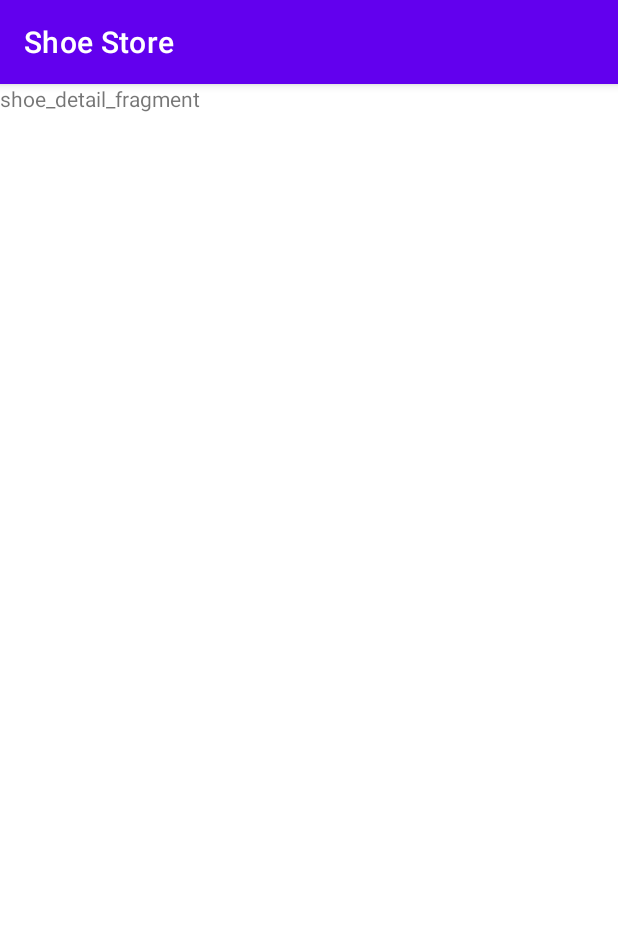
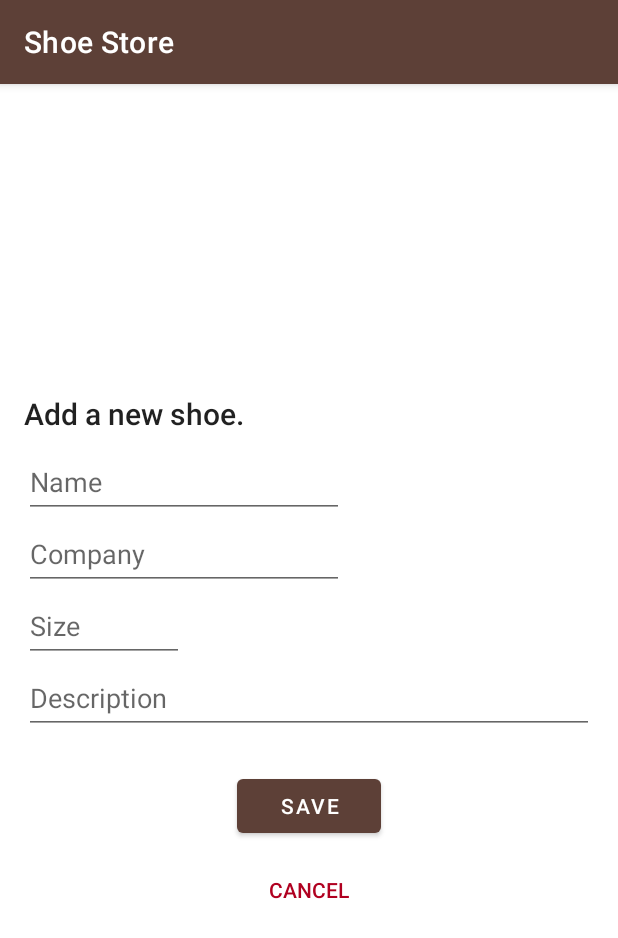
Before and after one commit to abdel-17/shoe-store, an Android app: the ShoeDetailFragment screen opened through its navigation route, on a phone screen of 412 x 824 dp. Shown: the top 938 px of the screen. Run offline under Robolectric (Android 15) with nearby library versions, the phone set to English and light mode, and no system bars; our stand-ins replace data binding, navigation-ui; 3 statements that could not run were skipped.

Commit message:
Added the layout of ShoeDetailFragment. Changed the app's theme. Changed the floating action plus button's icon instead to a standard size 24x24. Changed the action performed when the shoe list changes. All shoes in the list are added to the layout instead of just the last because the list fragment gets destroyed when we navigate to ShoeDetailFragment. Removed the navigate-up button in the action bar.

```diff
--- a/app/src/main/java/com/example/shoestore/shoe/ShoeDetailFragment.kt
+++ b/app/src/main/java/com/example/shoestore/shoe/ShoeDetailFragment.kt
@@ -1,19 +1,48 @@
 package com.example.shoestore.shoe
 
 import android.os.Bundle
-import android.view.*
+import android.view.LayoutInflater
+import android.view.View
+import android.view.ViewGroup
+import androidx.databinding.DataBindingUtil
 import androidx.fragment.app.Fragment
-import androidx.core.view.MenuProvider
+import androidx.fragment.app.activityViewModels
 import androidx.navigation.fragment.findNavController
-import androidx.navigation.ui.NavigationUI
 import com.example.shoestore.R
+import com.example.shoestore.databinding.FragmentShoeDetailBinding
 
 class ShoeDetailFragment : Fragment() {
+    private val viewModel: ShoeViewModel by activityViewModels()
+
+    private lateinit var binding: FragmentShoeDetailBinding
+
     override fun onCreateView(
         inflater: LayoutInflater, container: ViewGroup?,
         savedInstanceState: Bundle?,
-    ): View? {
-        // TODO setup layout
-        return inflater.inflate(R.layout.fragment_shoe_detail, container, false)
+    ): View {
+        binding = DataBindingUtil.inflate(
+            inflater, R.layout.fragment_shoe_detail, container, false
+        )
+        binding.buttonCancel.setOnClickListener {
+            // Return back to the shoe list fragment.
+            findNavController().popBackStack()
+        }
+        binding.buttonSave.setOnClickListener {
+            // Add the shoe to the list.
+            viewModel.addShoe(shoe)
+            findNavController().popBackStack()
+        }
+        return binding.root
     }
+
+    /**
+     * The shoe read from the input fields.
+     */
+    private val shoe: Shoe
+        get() = Shoe(
+            name = binding.editTextShoeName.text.toString(),
+            company = binding.editTextShoeCompany.text.toString(),
+            size = binding.editTextShoeSize.text.toString(),
+            description = binding.editTextShoeDescription.text.toString()
+        )
 }
--- a/app/src/main/java/com/example/shoestore/shoe/ShoeListFragment.kt
+++ b/app/src/main/java/com/example/shoestore/shoe/ShoeListFragment.kt
@@ -29,8 +29,8 @@ class ShoeListFragment : Fragment() {
             Log.d("Shoe List Changed", "shoeList has changed to $shoeList.")
             // A new shoe has been added, so the shoe list is no longer empty.
             binding.textAddShoes.visibility = View.GONE
-            // Add the shoe to the linear layout.
-            addShoe(shoeList.last())
+            // Add the shoes to the linear layout.
+            shoeList.forEach(this::addShoe)
         }
         binding.buttonAddShoe.setOnClickListener {
             // Navigate to the shoe detail fragment.
@@ -89,10 +89,10 @@ class ShoeListFragment : Fragment() {
                 // the last element and the bottom of the device.
                 bottomMargin = regularSpacing
             }
-            // Size: ${shoe.size}
             // Company: ${shoe.company}
-            // $description
-            text = getString(R.string.shoe_details_format, shoe.size, shoe.company, shoe.description)
+            // Size: ${shoe.company}
+            // Description: ${shoe.description}
+            text = getString(R.string.shoe_details_format, shoe.company, shoe.size, shoe.description)
             setTextAppearance(TextAppearance_AppCompat_Subhead)
             // Add a line spacing multiplier to improve readability.
             setLineSpacing(0F, 1.2F)
--- a/app/src/main/res/drawable/ic_add.xml
+++ b/app/src/main/res/drawable/ic_add.xml
@@ -1,9 +1,10 @@
 <vector xmlns:android="http://schemas.android.com/apk/res/android"
-    android:width="48dp"
-    android:height="48dp"
-    android:viewportWidth="48"
-    android:viewportHeight="48">
-    <path
-        android:fillColor="@color/black"
-        android:pathData="M22.5,38V25.5H10v-3h12.5V10h3v12.5H38v3H25.5V38Z" />
+    android:width="24dp"
+    android:height="24dp"
+    android:viewportWidth="24"
+    android:viewportHeight="24"
+    android:tint="?attr/colorControlNormal">
+  <path
+      android:fillColor="@android:color/white"
+      android:pathData="M11,19V13H5V11H11V5H13V11H19V13H13V19Z"/>
 </vector>
--- a/app/src/main/res/layout/fragment_shoe_detail.xml
+++ b/app/src/main/res/layout/fragment_shoe_detail.xml
@@ -1,14 +1,78 @@
 <?xml version="1.0" encoding="utf-8"?>
-<FrameLayout xmlns:android="http://schemas.android.com/apk/res/android"
-    xmlns:tools="http://schemas.android.com/tools"
-    android:layout_width="match_parent"
-    android:layout_height="match_parent"
-    tools:context=".shoe.ShoeDetailFragment">
 
-    <!-- TODO: Update blank fragment layout -->
-    <TextView
+<layout xmlns:android="http://schemas.android.com/apk/res/android"
+    xmlns:tools="http://schemas.android.com/tools">
+
+    <LinearLayout
         android:layout_width="match_parent"
         android:layout_height="match_parent"
-        android:text="shoe_detail_fragment" />
+        android:layout_margin="@dimen/regular_spacing"
+        android:orientation="vertical"
+        android:gravity="center_vertical">
 
-</FrameLayout>
+        <TextView
+            android:id="@+id/text_add_new_shoe"
+            android:layout_width="wrap_content"
+            android:layout_height="wrap_content"
+            android:layout_marginBottom="@dimen/small_spacing"
+            android:text="@string/add_new_shoe"
+            android:textAppearance="@style/TextAppearance.AppCompat.Title" />
+
+        <EditText
+            android:id="@+id/edit_text_shoe_name"
+            android:layout_width="wrap_content"
+            android:layout_height="48dp"
+            android:ems="10"
+            android:hint="@string/name"
+            android:importantForAutofill="no"
+            android:inputType="textCapWords" />
+
+        <EditText
+            android:id="@+id/edit_text_shoe_company"
+            android:layout_width="wrap_content"
+            android:layout_height="48dp"
+            android:ems="10"
+            android:hint="@string/company"
+            android:importantForAutofill="no"
+            android:inputType="textCapWords"
+            tools:ignore="TextContrastCheck" />
+
+        <EditText
+            android:id="@+id/edit_text_shoe_size"
+            android:layout_width="wrap_content"
+            android:layout_height="48dp"
+            android:ems="5"
+            android:hint="@string/size"
+            android:importantForAutofill="no"
+            android:inputType="numberDecimal"
+            tools:ignore="TextContrastCheck" />
+
+        <EditText
+            android:id="@+id/edit_text_shoe_description"
+            android:layout_width="wrap_content"
+            android:layout_height="48dp"
+            android:ems="20"
+            android:hint="@string/description"
+            android:importantForAutofill="no"
+            android:inputType="text"/>
+
+        <Button
+            android:id="@+id/button_save"
+            android:layout_width="96dp"
+            android:layout_height="48dp"
+            android:text="@string/save"
+            android:layout_marginTop="@dimen/large_spacing"
+            android:layout_gravity="center_horizontal"/>
+
+        <Button
+            android:id="@+id/button_cancel"
+            style="@style/Widget.AppCompat.Button.ButtonBar.AlertDialog"
+            android:layout_width="96dp"
+            android:layout_height="48dp"
+            android:text="@string/cancel"
+            android:layout_marginTop="@dimen/small_spacing"
+            android:layout_gravity="center_horizontal"
+            android:textColor="?colorError"
+            tools:ignore="TextContrastCheck" />
+    </LinearLayout>
+</layout>
--- a/app/src/main/res/layout/fragment_shoe_list.xml
+++ b/app/src/main/res/layout/fragment_shoe_list.xml
@@ -11,7 +11,8 @@
         <ScrollView
             android:id="@+id/scroll_view_shoe_list"
             android:layout_width="match_parent"
-            android:layout_height="match_parent">
+            android:layout_height="match_parent"
+            tools:ignore="SpeakableTextPresentCheck">
 
             <LinearLayout
                 android:id="@+id/linear_layout_shoe_list"
@@ -35,8 +36,8 @@
 
         <com.google.android.material.floatingactionbutton.FloatingActionButton
             android:id="@+id/button_add_shoe"
-            android:layout_width="wrap_content"
-            android:layout_height="wrap_content"
+            android:layout_width="56dp"
+            android:layout_height="56dp"
             android:layout_margin="@dimen/regular_spacing"
             android:contentDescription="@string/plus_icon_description"
             android:src="@drawable/ic_add"
--- a/app/src/main/res/values-night/themes.xml
+++ b/app/src/main/res/values-night/themes.xml
@@ -2,15 +2,15 @@
     <!-- Base application theme. -->
     <style name="Theme.ShoeStore" parent="Theme.MaterialComponents.DayNight.DarkActionBar">
         <!-- Primary brand color. -->
-        <item name="colorPrimary">@color/purple_200</item>
-        <item name="colorPrimaryVariant">@color/purple_700</item>
-        <item name="colorOnPrimary">@color/black</item>
+        <item name="colorPrimary">@color/primaryColor</item>
+        <item name="colorPrimaryVariant">@color/primaryLightColor</item>
+        <item name="colorOnPrimary">@color/primaryTextColor</item>
         <!-- Secondary brand color. -->
-        <item name="colorSecondary">@color/teal_200</item>
-        <item name="colorSecondaryVariant">@color/teal_200</item>
-        <item name="colorOnSecondary">@color/black</item>
+        <item name="colorSecondary">@color/secondaryColor</item>
+        <item name="colorSecondaryVariant">@color/secondaryLightColor</item>
+        <item name="colorOnSecondary">@color/secondaryTextColor</item>
         <!-- Status bar color. -->
-        <item name="android:statusBarColor">?attr/colorPrimaryVariant</item>
+        <item name="android:statusBarColor">@color/black</item>
         <!-- Customize your theme here. -->
     </style>
 </resources>
--- a/app/src/main/res/values/colors.xml
+++ b/app/src/main/res/values/colors.xml
@@ -1,11 +1,14 @@
 <?xml version="1.0" encoding="utf-8"?>
 
 <resources>
-    <color name="purple_200">#FFBB86FC</color>
-    <color name="purple_500">#FF6200EE</color>
-    <color name="purple_700">#FF3700B3</color>
-    <color name="teal_200">#FF03DAC5</color>
-    <color name="teal_700">#FF018786</color>
-    <color name="black">#FF000000</color>
-    <color name="white">#FFFFFFFF</color>
+  <color name="black">#000000</color>
+  <color name="white">#ffffff</color>
+  <color name="primaryColor">#5d4037</color>
+  <color name="primaryLightColor">#8b6b61</color>
+  <color name="primaryDarkColor">#321911</color>
+  <color name="secondaryColor">#a1887f</color>
+  <color name="secondaryLightColor">#d3b8ae</color>
+  <color name="secondaryDarkColor">#725b53</color>
+  <color name="primaryTextColor">#ffffff</color>
+  <color name="secondaryTextColor">#212121</color>
 </resources>
--- a/app/src/main/res/values/ic_launcher_background.xml
+++ b/app/src/main/res/values/ic_launcher_background.xml
@@ -1,5 +1,5 @@
 <?xml version="1.0" encoding="utf-8"?>
 
 <resources>
-    <color name="ic_launcher_background">@color/white</color>
+    <color name="ic_launcher_background">@android:color/white</color>
 </resources>
--- a/app/src/main/res/values/strings.xml
+++ b/app/src/main/res/values/strings.xml
@@ -18,7 +18,15 @@
     <!--Shoe list fragment-->
     <string name="logout">Logout</string>
     <string name="plus_icon_description">"Plus icon"</string>
-    <string name="shoe_list_instructions">Click the Shoe List button to navigate to the shoe list screen. There, you will find a plus button to add a new shoe to the list, and a logout button to return to the login screen.</string>
-    <string name="shoe_details_format">Size: %s\nCompany: %s\n%s</string>
+    <string name="shoe_list_instructions">Click the Shoe List button to navigate to the shoe list screen. There, you will find a plus button to add a new shoe, and a logout button to return to the login screen.</string>
+    <string name="shoe_details_format">Company: %s\nSize: %s\nDescription: %s</string>
     <string name="add_shoes">It\'s quite empty here. Add some shoes.</string>
+    <!--Shoe detail fragment-->
+    <string name="add_new_shoe">Add a new shoe.</string>
+    <string name="name">Name</string>
+    <string name="company">Company</string>
+    <string name="size">Size</string>
+    <string name="description">Description</string>
+    <string name="cancel">Cancel</string>
+    <string name="save">Save</string>
 </resources>
--- a/app/src/main/res/values/themes.xml
+++ b/app/src/main/res/values/themes.xml
@@ -2,15 +2,15 @@
     <!-- Base application theme. -->
     <style name="Theme.ShoeStore" parent="Theme.MaterialComponents.DayNight.DarkActionBar">
         <!-- Primary brand color. -->
-        <item name="colorPrimary">@color/purple_500</item>
-        <item name="colorPrimaryVariant">@color/purple_700</item>
-        <item name="colorOnPrimary">@color/white</item>
+        <item name="colorPrimary">@color/primaryColor</item>
+        <item name="colorPrimaryVariant">@color/primaryDarkColor</item>
+        <item name="colorOnPrimary">@color/primaryTextColor</item>
         <!-- Secondary brand color. -->
-        <item name="colorSecondary">@color/teal_200</item>
-        <item name="colorSecondaryVariant">@color/teal_700</item>
-        <item name="colorOnSecondary">@color/black</item>
+        <item name="colorSecondary">@color/secondaryColor</item>
+        <item name="colorSecondaryVariant">@color/secondaryDarkColor</item>
+        <item name="colorOnSecondary">@color/secondaryTextColor</item>
         <!-- Status bar color. -->
-        <item name="android:statusBarColor">?attr/colorPrimaryVariant</item>
+        <item name="android:statusBarColor">@color/primaryDarkColor</item>
         <!-- Customize your theme here. -->
     </style>
 </resources>
```
